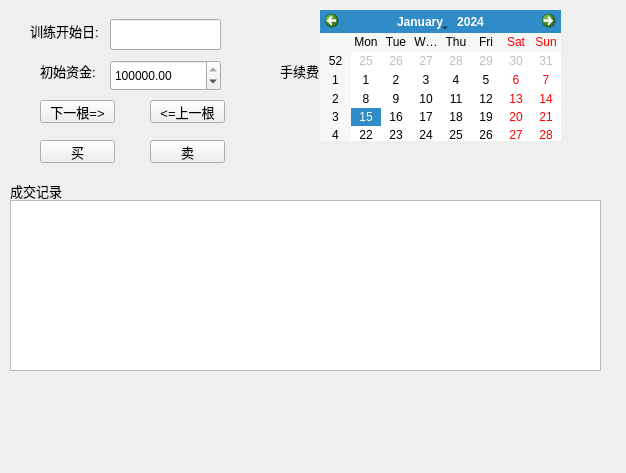
This is StockSystem/traindlg.ui in spartawwy/StkForecast as Qt 5 draws it before an edit. The edited form follows.
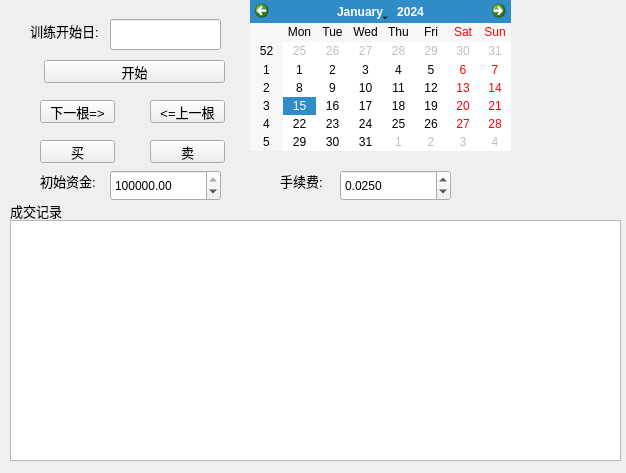
This is the edited form.

```diff
--- a/StockSystem/traindlg.ui
+++ b/StockSystem/traindlg.ui
@@ -17,7 +17,7 @@
    <property name="geometry">
     <rect>
      <x>40</x>
-     <y>60</y>
+     <y>170</y>
      <width>61</width>
      <height>21</height>
     </rect>
@@ -53,7 +53,7 @@
    <property name="geometry">
     <rect>
      <x>110</x>
-     <y>60</y>
+     <y>170</y>
      <width>111</width>
      <height>31</height>
     </rect>
@@ -141,7 +141,7 @@
    <property name="geometry">
     <rect>
      <x>280</x>
-     <y>60</y>
+     <y>170</y>
      <width>61</width>
      <height>21</height>
     </rect>
@@ -159,7 +159,7 @@
    <property name="geometry">
     <rect>
      <x>340</x>
-     <y>60</y>
+     <y>170</y>
      <width>111</width>
      <height>31</height>
     </rect>
@@ -199,9 +199,9 @@
    <property name="geometry">
     <rect>
      <x>10</x>
-     <y>200</y>
-     <width>591</width>
-     <height>171</height>
+     <y>220</y>
+     <width>611</width>
+     <height>241</height>
     </rect>
    </property>
   </widget>
@@ -209,7 +209,7 @@
    <property name="geometry">
     <rect>
      <x>10</x>
-     <y>180</y>
+     <y>200</y>
      <width>61</width>
      <height>21</height>
     </rect>
@@ -226,10 +226,10 @@
   <widget class="QCalendarWidget" name="calendar">
    <property name="geometry">
     <rect>
-     <x>320</x>
-     <y>10</y>
-     <width>241</width>
-     <height>131</height>
+     <x>250</x>
+     <y>0</y>
+     <width>261</width>
+     <height>151</height>
     </rect>
    </property>
    <property name="gridVisible">
@@ -246,6 +246,24 @@
     </rect>
    </property>
   </widget>
+  <widget class="QPushButton" name="pbtnStart">
+   <property name="geometry">
+    <rect>
+     <x>44</x>
+     <y>60</y>
+     <width>181</width>
+     <height>23</height>
+    </rect>
+   </property>
+   <property name="font">
+    <font>
+     <pointsize>10</pointsize>
+    </font>
+   </property>
+   <property name="text">
+    <string>开始</string>
+   </property>
+  </widget>
  </widget>
  <resources/>
  <connections/>
```
